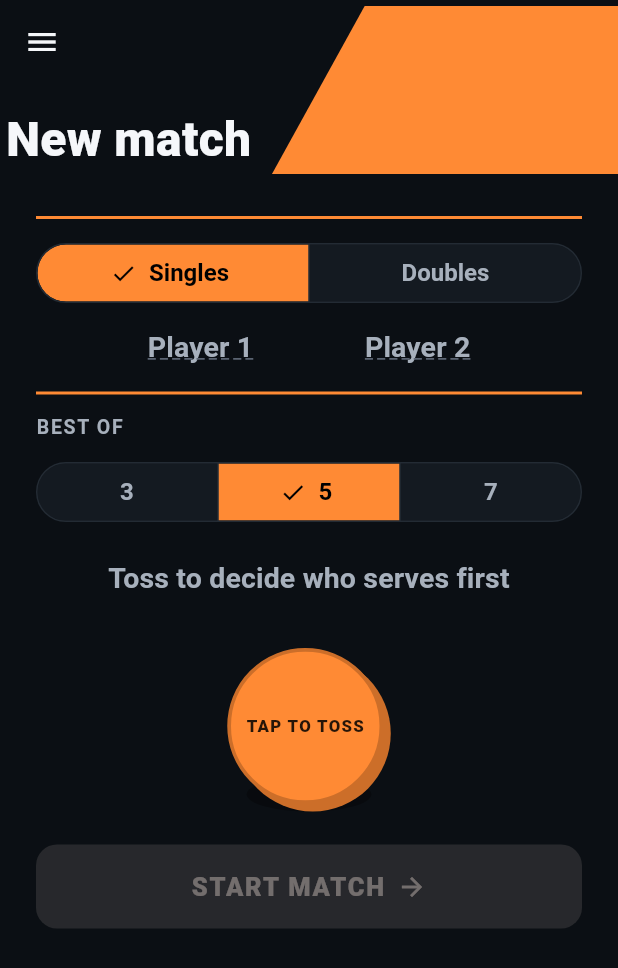
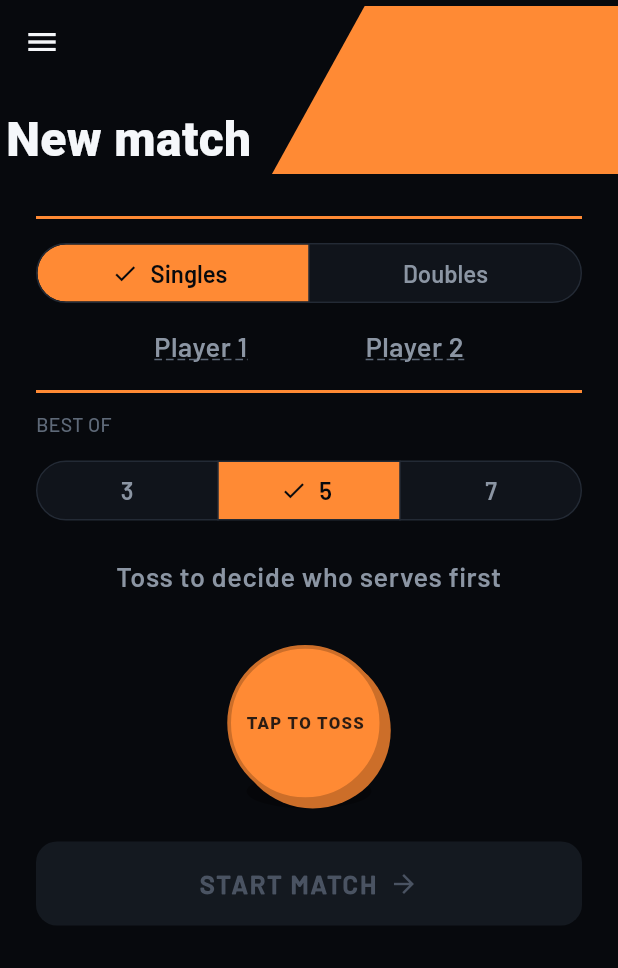
Before and after one commit to galsherm/tabletennis-scoreboard, a Flutter app: the screen it shows after launch, on a phone screen of 412 x 824 dp. Shown: the top 968 px of the screen. Run offline on Flutter 3.47's test engine with Material 3 defaults, Android fonts, the phone set to English and light mode, and no system bars; our stand-ins replace audioplayers, flutter_tts, google_mobile_ads, in_app_purchase, in_app_review, shared_preferences.

Commit message:
Add Arena palette and bundle Barlow fonts
Retune the dark palette to the Arena tokens (near-black background,
one orange accent) and add the roles the redesign needs: soft accent
text, toolbar icon, neutral bar, disabled button fill/text, and the
serving-side glows. The light palette gets matching values for each.

Bundle Barlow (500, 600) for UI text and Barlow Condensed Black for
the score digits as asset fonts, so nothing is fetched at runtime,
and move the theme and type scale onto them in sentence case.

Co-Authored-By: Claude Opus 5.5 <noreply@anthropic.com>

```diff
--- a/lib/theme/app_theme.dart
+++ b/lib/theme/app_theme.dart
@@ -7,7 +7,7 @@ import 'package:flutter/material.dart';
 /// [AppPalette] bundles every color role as a [ThemeExtension], so the
 /// same semantic names (background, surface, accent, ...) resolve to
 /// different actual colors depending on [ThemeData.brightness] — see
-/// [AppPalette.dark] (the original Phase 4B palette, unchanged) and
+/// [AppPalette.dark] (the default "Arena" look) and
 /// [AppPalette.light] (Phase 4F: a real light palette designed with the
 /// same contrast/role discipline, not just the dark colors inverted).
 /// Access it via `context.palette` (the [AppPaletteContext] extension
@@ -26,11 +26,38 @@ class AppPalette extends ThemeExtension<AppPalette> {
   final Color error;
 
   /// Foreground for content drawn on top of [accent] (button labels, the
-  /// coin's face text) — black in both palettes, since both accent
-  /// oranges are light/saturated enough for black to stay the higher-
-  /// contrast choice, but kept as its own token rather than hardcoding
-  /// `Colors.black` at each call site.
+  /// coin's face text) — near-black in both palettes, since both accent
+  /// oranges are light/saturated enough for a dark label to stay the
+  /// higher-contrast choice.
   final Color onAccent;
+
+  /// A lighter tint of [accent] for accent-coloured *text* (the serving
+  /// side's name on the scoreboard), where the full-strength accent
+  /// reads too heavy at small sizes.
+  final Color accentSoft;
+
+  /// The lit spot on the toss coin's face — [accent] catching the light.
+  final Color accentHighlight;
+
+  /// Toolbar icons (back, mute, undo, reset) — a step below [scoreText]
+  /// so they sit back from the score.
+  final Color icon;
+
+  /// A quiet structural neutral: Player 1's field bar, and the outline
+  /// of a game pip not yet won.
+  final Color neutralBar;
+
+  /// Label and fill of a disabled primary button ("Start match" before
+  /// the toss).
+  final Color disabledText;
+  final Color disabledFill;
+
+  /// The wash behind the serving half of the scoreboard, at its
+  /// strongest (top) — it fades to transparent down the half.
+  final Color serverGlow;
+
+  /// The soft halo behind the serving side's score digits.
+  final Color scoreGlow;
 
   const AppPalette({
     required this.background,
@@ -44,37 +71,51 @@ class AppPalette extends ThemeExtension<AppPalette> {
     required this.success,
     required this.error,
     required this.onAccent,
+    required this.accentSoft,
+    required this.accentHighlight,
+    required this.icon,
+    required this.neutralBar,
+    required this.disabledText,
+    required this.disabledFill,
+    required this.serverGlow,
+    required this.scoreGlow,
   });
 
-  /// The original Phase 4B palette. Dark is the default (not just
-  /// "supported"): a near-black background reads reliably under variable
-  /// hall lighting and glare, and gives the score digits the highest
-  /// achievable contrast. See PHASE4B_UI_POLISH.md.
+  /// The "Arena" palette: near-black, one orange accent. Dark is the
+  /// default (not just "supported"): a near-black background reads
+  /// reliably under variable hall lighting and glare, and gives the
+  /// score digits the highest achievable contrast. See
+  /// PHASE4B_UI_POLISH.md for that reasoning; the values themselves were
+  /// retuned for the Arena redesign.
   static const dark = AppPalette(
     // Near-black, not pure black — a very slightly blue-tinted dark tone
-    // reads as intentional/premium rather than a plain OLED-black void,
-    // and avoids the smearing pure black can show on some panels.
-    background: Color(0xFF0B0F14),
-    // One step up from background — app bar, dividers' surroundings.
-    surface: Color(0xFF141A21),
-    // The single accent color, used sparingly and only functionally: the
-    // serve/receive indicators and primary call-to-action buttons. A warm
-    // table-tennis-ball orange — distinct from the score's neutral white
-    // so the accent never competes with the score for attention.
+    // reads as intentional rather than a plain OLED-black void.
+    background: Color(0xFF07090D),
+    // One step up from background — cards, fields, selector tiles.
+    surface: Color(0xFF10141B),
+    // The single accent color: the serving side, the selected option,
+    // the primary call to action.
     accent: Color(0xFFFF8A34),
     accentDim: Color(0xFFCC6E29),
-    // Near-white, reserved for the score digits — the one element that
-    // should always read at maximum contrast against background.
+    // Near-white, for the score digits and primary text.
     scoreText: Color(0xFFF5F7FA),
-    // Muted foreground for everything that should visually defer to the
-    // score: player labels, games-won counts, headings.
-    mutedText: Color(0xFFA7B0BC),
-    // Even more muted — secondary hints, disabled-ish states.
-    faintText: Color(0xFF5B6472),
-    divider: Color(0xFF232B34),
+    // Secondary text: player labels, prompts.
+    mutedText: Color(0xFF8B95A3),
+    // Tertiary text: small labels and captions.
+    faintText: Color(0xFF5E6978),
+    // Surface borders and hairlines.
+    divider: Color(0xFF232A35),
     success: Color(0xFF35C46A),
     error: Color(0xFFE5484D),
-    onAccent: Colors.black,
+    onAccent: Color(0xFF07090D),
+    accentSoft: Color(0xFFFFB27A),
+    accentHighlight: Color(0xFFFFB27A),
+    icon: Color(0xFFC9D1DB),
+    neutralBar: Color(0xFF3A4350),
+    disabledText: Color(0xFF4A5362),
+    disabledFill: Color(0xFF141920),
+    serverGlow: Color(0x38FF8A34),
+    scoreGlow: Color(0x8CFF8A34),
   );
 
   /// Phase 4F's light palette. Built with the same role discipline as
@@ -97,7 +138,17 @@ class AppPalette extends ThemeExtension<AppPalette> {
     divider: Color(0xFFDEE1E6),
     success: Color(0xFF1B8F4C),
     error: Color(0xFFC22C2C),
-    onAccent: Colors.black,
+    onAccent: Color(0xFF07090D),
+    // On a light background the soft variant has to go *darker* than the
+    // accent to stay readable as text, not lighter.
+    accentSoft: Color(0xFFB8580F),
+    accentHighlight: Color(0xFFF59A5C),
+    icon: Color(0xFF3A4350),
+    neutralBar: Color(0xFFB4BBC6),
+    disabledText: Color(0xFF9AA2AE),
+    disabledFill: Color(0xFFE9ECF0),
+    serverGlow: Color(0x2EE06A1F),
+    scoreGlow: Color(0x4DE06A1F),
   );
 
   @override
@@ -113,6 +164,14 @@ class AppPalette extends ThemeExtension<AppPalette> {
     Color? success,
     Color? error,
     Color? onAccent,
+    Color? accentSoft,
+    Color? accentHighlight,
+    Color? icon,
+    Color? neutralBar,
+    Color? disabledText,
+    Color? disabledFill,
+    Color? serverGlow,
+    Color? scoreGlow,
   }) {
     return AppPalette(
       background: background ?? this.background,
@@ -126,6 +185,14 @@ class AppPalette extends ThemeExtension<AppPalette> {
       success: success ?? this.success,
       error: error ?? this.error,
       onAccent: onAccent ?? this.onAccent,
+      accentSoft: accentSoft ?? this.accentSoft,
+      accentHighlight: accentHighlight ?? this.accentHighlight,
+      icon: icon ?? this.icon,
+      neutralBar: neutralBar ?? this.neutralBar,
+      disabledText: disabledText ?? this.disabledText,
+      disabledFill: disabledFill ?? this.disabledFill,
+      serverGlow: serverGlow ?? this.serverGlow,
+      scoreGlow: scoreGlow ?? this.scoreGlow,
     );
   }
 
@@ -144,6 +211,14 @@ class AppPalette extends ThemeExtension<AppPalette> {
       success: Color.lerp(success, other.success, t)!,
       error: Color.lerp(error, other.error, t)!,
       onAccent: Color.lerp(onAccent, other.onAccent, t)!,
+      accentSoft: Color.lerp(accentSoft, other.accentSoft, t)!,
+      accentHighlight: Color.lerp(accentHighlight, other.accentHighlight, t)!,
+      icon: Color.lerp(icon, other.icon, t)!,
+      neutralBar: Color.lerp(neutralBar, other.neutralBar, t)!,
+      disabledText: Color.lerp(disabledText, other.disabledText, t)!,
+      disabledFill: Color.lerp(disabledFill, other.disabledFill, t)!,
+      serverGlow: Color.lerp(serverGlow, other.serverGlow, t)!,
+      scoreGlow: Color.lerp(scoreGlow, other.scoreGlow, t)!,
     );
   }
 }
@@ -166,6 +241,11 @@ extension AppPaletteContext on BuildContext {
 /// screen, so every other role (labels, buttons, headings) is
 /// deliberately smaller and lower-contrast, never competing with it.
 ///
+/// Two bundled families (see `pubspec.yaml`, `assets/fonts/`): Barlow
+/// for all UI text, in exactly two weights — 500 and 600 — and Barlow
+/// Condensed 900 for the score digits only. UI text is sentence case
+/// with next to no tracking; nothing here is all-caps.
+///
 /// Every style here is a method taking [BuildContext] (not a plain
 /// `const` field) specifically so its color resolves from the active
 /// [AppPalette] — a hardcoded color baked into a `const TextStyle` can't
@@ -179,48 +259,65 @@ extension AppPaletteContext on BuildContext {
 class AppTypography {
   AppTypography._();
 
+  static const uiFamily = 'Barlow';
+  static const scoreFamily = 'BarlowCondensed';
+
   static TextStyle scoreDisplay(BuildContext context) => TextStyle(
-        fontFamily: 'Roboto',
-        fontSize: 176,
+        fontFamily: scoreFamily,
+        fontSize: 250,
         height: 1.0,
         fontWeight: FontWeight.w900,
         color: context.palette.scoreText,
         fontFeatures: const [FontFeature.tabularFigures()],
-        letterSpacing: -2,
       );
 
   static TextStyle playerLabel(BuildContext context) => TextStyle(
-        fontFamily: 'Roboto',
-        fontSize: 19,
+        fontFamily: uiFamily,
+        fontSize: 18,
         fontWeight: FontWeight.w600,
         color: context.palette.mutedText,
-        letterSpacing: 0.1,
+        letterSpacing: 0.4,
       );
 
   static TextStyle compactPlayerLabel(BuildContext context) => TextStyle(
-        fontFamily: 'Roboto',
-        fontSize: 15,
+        fontFamily: uiFamily,
+        fontSize: 16,
         fontWeight: FontWeight.w600,
         color: context.palette.mutedText,
       );
 
   static TextStyle gamesLabel(BuildContext context) => TextStyle(
-        fontFamily: 'Roboto',
-        fontSize: 14,
-        fontWeight: FontWeight.w600,
+        fontFamily: uiFamily,
+        fontSize: 13,
+        fontWeight: FontWeight.w500,
         color: context.palette.faintText,
-        letterSpacing: 0.2,
       );
 
-  /// Short, all-caps-style "eyebrow" heading above a selector (e.g.
-  /// "Best of", "Gewinnsätze") — a common pattern for labeling a control
-  /// without competing with it visually.
+  /// A small label above a control or group (e.g. "Best of",
+  /// "Gewinnsätze", a doubles team's name) — names it without competing
+  /// with it.
   static TextStyle eyebrow(BuildContext context) => TextStyle(
-        fontFamily: 'Roboto',
+        fontFamily: uiFamily,
         fontSize: 13,
-        fontWeight: FontWeight.w700,
+        fontWeight: FontWeight.w500,
+        color: context.palette.faintText,
+      );
+
+  /// A sentence of guidance next to the control it refers to (the toss
+  /// prompt).
+  static TextStyle prompt(BuildContext context) => TextStyle(
+        fontFamily: uiFamily,
+        fontSize: 16,
+        fontWeight: FontWeight.w500,
         color: context.palette.mutedText,
-        letterSpacing: 1.1,
+      );
+
+  /// The name inside a setup-screen player field.
+  static TextStyle fieldName(BuildContext context) => TextStyle(
+        fontFamily: uiFamily,
+        fontSize: 20,
+        fontWeight: FontWeight.w600,
+        color: context.palette.scoreText,
       );
 
   /// The energetic "Let's Play!" phrase shown during the match-start
@@ -228,11 +325,10 @@ class AppTypography {
   /// full-screen moment's one focal point, but well below [scoreDisplay]
   /// since it's a brief flourish, not the score.
   static TextStyle transitionHeadline(BuildContext context) => TextStyle(
-        fontFamily: 'Roboto',
+        fontFamily: uiFamily,
         fontSize: 40,
-        fontWeight: FontWeight.w900,
+        fontWeight: FontWeight.w600,
         color: context.palette.scoreText,
-        letterSpacing: 0.3,
       );
 }
 
@@ -242,7 +338,10 @@ class AppMetrics {
   AppMetrics._();
 
   static const minTouchTarget = 56.0;
-  static const iconButtonSize = 26.0;
+
+  /// The scoreboard toolbar's icons and their hit targets.
+  static const iconButtonSize = 24.0;
+  static const toolbarTouchTarget = 44.0;
 }
 
 /// Builds the app's [ThemeData] for one [brightness] — [AppPalette.dark]
@@ -252,9 +351,8 @@ class AppMetrics {
 /// PHASE4F_THEME_AND_NAMES.md for why this became parameterized instead
 /// of the single hardcoded dark theme from Phase 4B.
 ThemeData buildAppTheme(Brightness brightness) {
-  final palette = brightness == Brightness.dark
-      ? AppPalette.dark
-      : AppPalette.light;
+  final palette =
+      brightness == Brightness.dark ? AppPalette.dark : AppPalette.light;
 
   final colorScheme = ColorScheme.fromSeed(
     seedColor: palette.accent,
@@ -275,12 +373,20 @@ ThemeData buildAppTheme(Brightness brightness) {
     // Committed explicitly rather than left to Material's default fallback
     // chain, so the app's typeface is the same deliberate choice on every
     // platform instead of drifting toward whatever each OS substitutes.
-    fontFamily: 'Roboto',
+    fontFamily: AppTypography.uiFamily,
     splashFactory: InkRipple.splashFactory,
     extensions: [palette],
     appBarTheme: AppBarTheme(
-      backgroundColor: palette.surface,
+      backgroundColor: palette.background,
       foregroundColor: palette.scoreText,
+      iconTheme:
+          IconThemeData(color: palette.icon, size: AppMetrics.iconButtonSize),
+      titleTextStyle: TextStyle(
+        fontFamily: AppTypography.uiFamily,
+        color: palette.scoreText,
+        fontSize: 20,
+        fontWeight: FontWeight.w600,
+      ),
       elevation: 0,
       scrolledUnderElevation: 0,
       centerTitle: false,
@@ -289,17 +395,22 @@ ThemeData buildAppTheme(Brightness brightness) {
       style: IconButton.styleFrom(
         minimumSize:
             const Size(AppMetrics.minTouchTarget, AppMetrics.minTouchTarget),
-        foregroundColor: palette.scoreText,
-        disabledForegroundColor: palette.faintText,
+        foregroundColor: palette.icon,
+        disabledForegroundColor: palette.disabledText,
       ),
     ),
     elevatedButtonTheme: ElevatedButtonThemeData(
       style: ElevatedButton.styleFrom(
         backgroundColor: palette.accent,
         foregroundColor: palette.onAccent,
+        disabledBackgroundColor: palette.disabledFill,
+        disabledForegroundColor: palette.disabledText,
+        elevation: 0,
         minimumSize: const Size.fromHeight(AppMetrics.minTouchTarget),
         textStyle: const TextStyle(
-            fontFamily: 'Roboto', fontSize: 17, fontWeight: FontWeight.w700),
+            fontFamily: AppTypography.uiFamily,
+            fontSize: 17,
+            fontWeight: FontWeight.w600),
         shape: RoundedRectangleBorder(
           borderRadius: BorderRadius.circular(14),
         ),
@@ -311,7 +422,9 @@ ThemeData buildAppTheme(Brightness brightness) {
         side: BorderSide(color: palette.divider, width: 1.5),
         minimumSize: const Size.fromHeight(AppMetrics.minTouchTarget),
         textStyle: const TextStyle(
-            fontFamily: 'Roboto', fontSize: 16, fontWeight: FontWeight.w600),
+            fontFamily: AppTypography.uiFamily,
+            fontSize: 16,
+            fontWeight: FontWeight.w600),
         shape: RoundedRectangleBorder(
           borderRadius: BorderRadius.circular(14),
         ),
@@ -327,26 +440,40 @@ ThemeData buildAppTheme(Brightness brightness) {
         selectedForegroundColor: palette.onAccent,
         side: BorderSide(color: palette.divider),
         textStyle: const TextStyle(
-            fontFamily: 'Roboto', fontSize: 16, fontWeight: FontWeight.w700),
+            fontFamily: AppTypography.uiFamily,
+            fontSize: 16,
+            fontWeight: FontWeight.w600),
       ),
     ),
     snackBarTheme: SnackBarThemeData(
       backgroundColor: palette.surface,
       contentTextStyle: TextStyle(
-          fontFamily: 'Roboto', color: palette.scoreText, fontSize: 15),
+          fontFamily: AppTypography.uiFamily,
+          color: palette.scoreText,
+          fontSize: 16,
+          fontWeight: FontWeight.w500),
+      shape: RoundedRectangleBorder(
+        borderRadius: BorderRadius.circular(14),
+        side: BorderSide(color: palette.divider),
+      ),
+      elevation: 0,
       behavior: SnackBarBehavior.floating,
       actionTextColor: palette.accent,
     ),
     dialogTheme: DialogThemeData(
       backgroundColor: palette.surface,
+      surfaceTintColor: Colors.transparent,
       titleTextStyle: TextStyle(
-        fontFamily: 'Roboto',
+        fontFamily: AppTypography.uiFamily,
         color: palette.scoreText,
         fontSize: 20,
-        fontWeight: FontWeight.w700,
+        fontWeight: FontWeight.w600,
       ),
       contentTextStyle: TextStyle(
-          fontFamily: 'Roboto', color: palette.mutedText, fontSize: 16),
+          fontFamily: AppTypography.uiFamily,
+          color: palette.mutedText,
+          fontSize: 16,
+          fontWeight: FontWeight.w500),
       shape: RoundedRectangleBorder(borderRadius: BorderRadius.circular(16)),
     ),
     tooltipTheme: TooltipThemeData(
@@ -355,7 +482,7 @@ ThemeData buildAppTheme(Brightness brightness) {
         borderRadius: BorderRadius.circular(6),
       ),
       textStyle: TextStyle(
-        fontFamily: 'Roboto',
+        fontFamily: AppTypography.uiFamily,
         color: palette.onAccent,
         fontWeight: FontWeight.w600,
         fontSize: 12,
@@ -363,7 +490,13 @@ ThemeData buildAppTheme(Brightness brightness) {
     ),
     popupMenuTheme: PopupMenuThemeData(
       color: palette.surface,
-      textStyle: TextStyle(fontFamily: 'Roboto', color: palette.scoreText),
+      surfaceTintColor: Colors.transparent,
+      textStyle: TextStyle(
+          fontFamily: AppTypography.uiFamily, color: palette.scoreText),
+    ),
+    bottomSheetTheme: BottomSheetThemeData(
+      backgroundColor: palette.surface,
+      surfaceTintColor: Colors.transparent,
     ),
   );
 }
```
Also changed, not shown: assets/fonts/OFL.txt (added, +93 -0 lines), pubspec.yaml (+14 -0 lines), assets/fonts/Barlow-Medium.ttf (added), assets/fonts/Barlow-SemiBold.ttf (added), assets/fonts/BarlowCondensed-Black.ttf (added), 1 other file.
